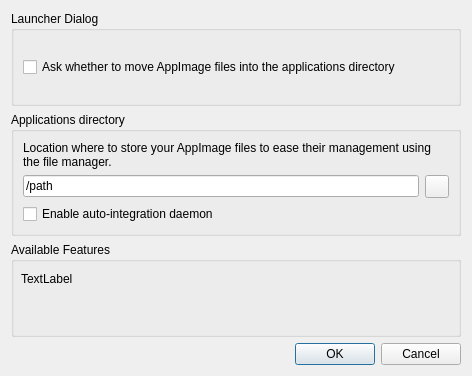
First picture: the form in src/ui/settings_dialog.ui, repository TheAssassin/AppImageLauncher, before the edit.
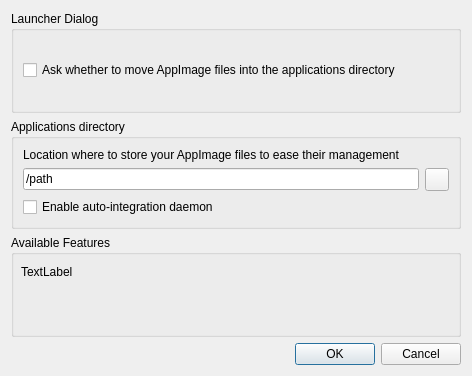
Second picture: the form after the edit. Icons and pictures are not drawn.

```diff
--- a/src/ui/settings_dialog.ui
+++ b/src/ui/settings_dialog.ui
@@ -50,7 +50,7 @@
       <item row="0" column="0" colspan="2">
        <widget class="QLabel" name="label">
         <property name="text">
-         <string>Location where to store your AppImage files to ease their management using the file manager.</string>
+         <string>Location where to store your AppImage files to ease their management</string>
         </property>
         <property name="wordWrap">
          <bool>true</bool>
```
